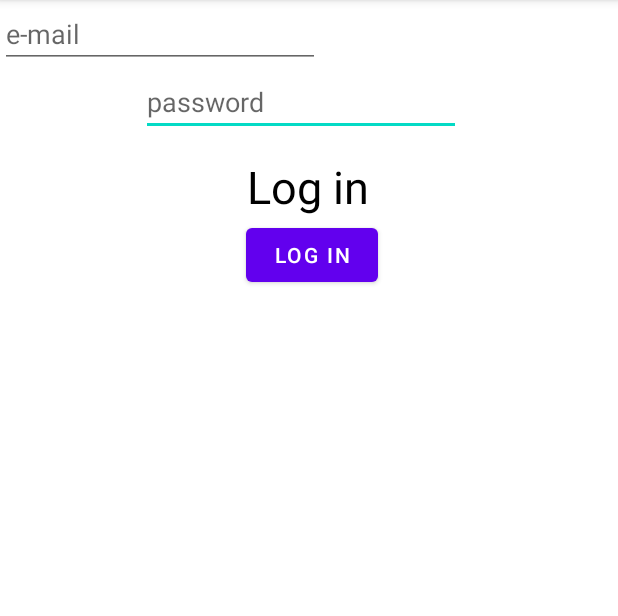
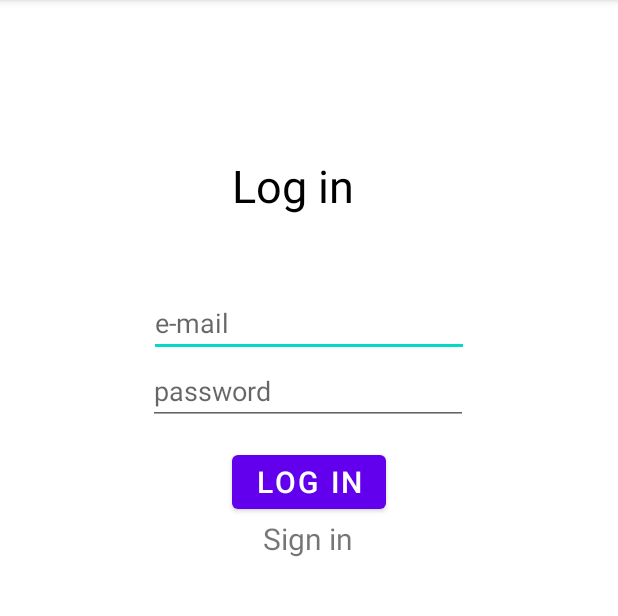
Before and after one commit to iitaellu/playWithHestia, an Android app: the screen it shows after launch (MainActivity), on a phone screen of 412 x 824 dp, the part 84-700 px from its top. Run offline under Robolectric (Android 15) with nearby library versions, the phone set to English and light mode, and no system bars.

Commit message:
Made som views

```diff
--- a/app/src/main/AndroidManifest.xml
+++ b/app/src/main/AndroidManifest.xml
@@ -9,6 +9,8 @@
         android:roundIcon="@mipmap/ic_launcher_round"
         android:supportsRtl="true"
         android:theme="@style/Theme.PlayWithHestia">
+        <activity android:name=".ChoosePetActivity"></activity>
+        <activity android:name=".SignInActivity" />
         <activity android:name=".MainActivity">
             <intent-filter>
                 <action android:name="android.intent.action.MAIN" />
--- a/app/src/main/res/layout/activity_main.xml
+++ b/app/src/main/res/layout/activity_main.xml
@@ -7,6 +7,7 @@
     tools:context=".MainActivity">
 
     <TextView
+        android:id="@+id/textView2"
         android:layout_width="wrap_content"
         android:layout_height="wrap_content"
         android:text="Log in"
@@ -14,15 +15,42 @@
         android:textSize="30sp"
         app:layout_constraintBottom_toBottomOf="parent"
         app:layout_constraintEnd_toEndOf="parent"
-        app:layout_constraintHorizontal_bias="0.498"
+        app:layout_constraintHorizontal_bias="0.468"
         app:layout_constraintLeft_toLeftOf="parent"
         app:layout_constraintRight_toRightOf="parent"
         app:layout_constraintStart_toStartOf="parent"
         app:layout_constraintTop_toTopOf="parent"
-        app:layout_constraintVertical_bias="0.143" />
+        app:layout_constraintVertical_bias="0.142" />
 
     <EditText
-        android:id="@+id/editTextTextPassword"
+        android:id="@+id/editEmailLogIn"
+        android:layout_width="wrap_content"
+        android:layout_height="wrap_content"
+        android:ems="10"
+        android:hint="e-mail"
+        android:inputType="textEmailAddress"
+        android:textColor="#000000"
+        app:layout_constraintBottom_toBottomOf="parent"
+        app:layout_constraintEnd_toEndOf="parent"
+        app:layout_constraintStart_toStartOf="parent"
+        app:layout_constraintTop_toBottomOf="@+id/textView2"
+        app:layout_constraintVertical_bias="0.084" />
+
+    <TextView
+        android:id="@+id/signInTextButton"
+        android:layout_width="wrap_content"
+        android:layout_height="wrap_content"
+        android:text="Sign in"
+        android:textSize="20sp"
+        app:layout_constraintBottom_toBottomOf="parent"
+        app:layout_constraintEnd_toEndOf="parent"
+        app:layout_constraintHorizontal_bias="0.498"
+        app:layout_constraintStart_toStartOf="parent"
+        app:layout_constraintTop_toBottomOf="@+id/loginButton"
+        app:layout_constraintVertical_bias="0.0" />
+
+    <EditText
+        android:id="@+id/editPasswordLogIn"
         android:layout_width="wrap_content"
         android:layout_height="wrap_content"
         android:ems="10"
@@ -30,31 +58,20 @@
         android:inputType="textPassword"
         android:textColor="#000000"
         app:layout_constraintEnd_toEndOf="parent"
-        app:layout_constraintHorizontal_bias="0.472"
+        app:layout_constraintHorizontal_bias="0.497"
         app:layout_constraintStart_toStartOf="parent"
-        app:layout_constraintTop_toBottomOf="@+id/editTextTextEmailAddress" />
-
-    <EditText
-        android:id="@+id/editTextTextEmailAddress"
-        android:layout_width="wrap_content"
-        android:layout_height="wrap_content"
-        android:ems="10"
-        android:hint="e-mail"
-        android:inputType="textEmailAddress"
-        android:textColor="#000000"
-        tools:layout_editor_absoluteX="95dp"
-        tools:layout_editor_absoluteY="161dp" />
+        app:layout_constraintTop_toBottomOf="@+id/editEmailLogIn" />
 
     <Button
         android:id="@+id/loginButton"
         android:layout_width="wrap_content"
         android:layout_height="wrap_content"
         android:text="Log in"
+        android:textSize="20sp"
         app:layout_constraintBottom_toBottomOf="parent"
         app:layout_constraintEnd_toEndOf="parent"
-        app:layout_constraintHorizontal_bias="0.507"
         app:layout_constraintStart_toStartOf="parent"
-        app:layout_constraintTop_toBottomOf="@+id/editTextTextPassword"
-        app:layout_constraintVertical_bias="0.088" />
+        app:layout_constraintTop_toBottomOf="@+id/editPasswordLogIn"
+        app:layout_constraintVertical_bias="0.032" />
 
 </androidx.constraintlayout.widget.ConstraintLayout>
--- a/app/src/main/res/values/strings.xml
+++ b/app/src/main/res/values/strings.xml
@@ -1,3 +1,4 @@
 <resources>
     <string name="app_name">Play With Hestia</string>
+    <string name="nameTextView">TextView</string>
 </resources>
```
Also changed, not shown: app/src/main/java/com/example/playwithhestia/ChoosePetActivity.java (added, +14 -0 lines), app/src/main/java/com/example/playwithhestia/PetAdapter.java (added, +27 -0 lines), app/src/main/java/com/example/playwithhestia/SignInActivity.java (added, +14 -0 lines), app/src/main/res/layout/activity_choose_pet.xml (added, +54 -0 lines), app/src/main/res/layout/activity_sign_in.xml (added, +65 -0 lines), app/src/main/res/layout/pet_listview_details.xml (added, +15 -0 lines).
